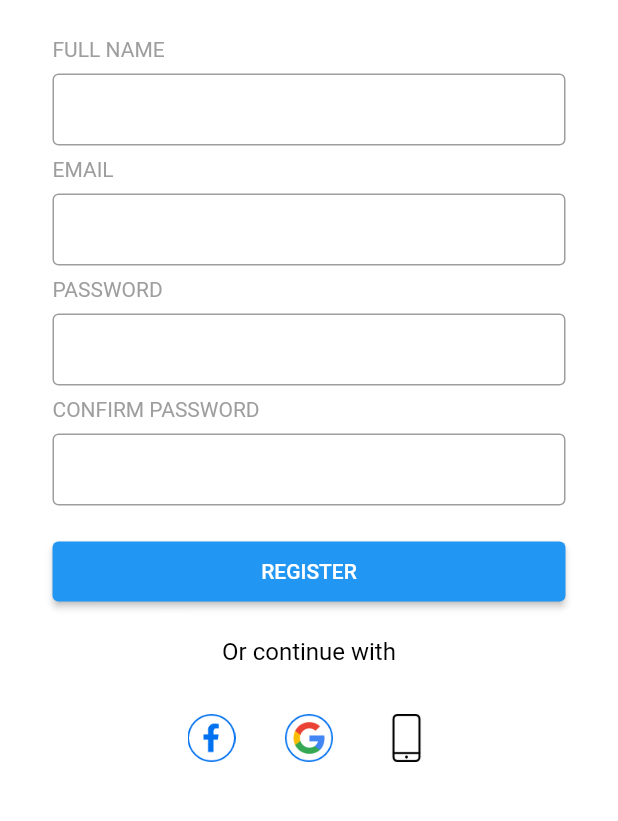
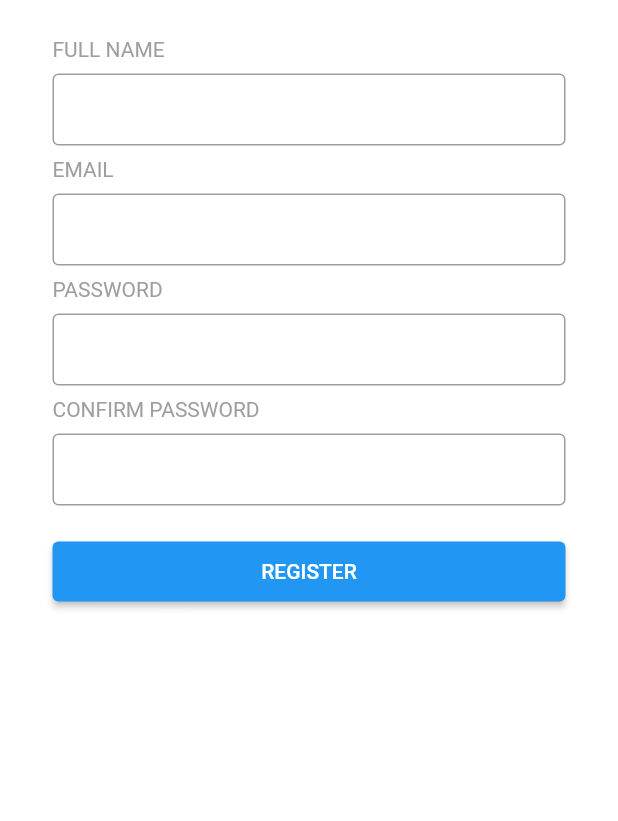
Before and after one commit to rei202/Advanced-Mobile_TuTor-app, a Flutter app: the SignupPage screen opened directly, on a phone screen of 412 x 824 dp, the part 309-1130 px from its top. Run offline on Flutter 3.47's test engine with Material 2 defaults, Android fonts, the light colour scheme and no system bars; our stand-ins replace easy_localization, firebase_auth, flutter_rating_bar, flutter_riverpod, flutter_svg, flutter_tts and 11 more; missing offline and left inert: chat_gpt_sdk, dart:ffi, favorite_button, jitsi_meet_wrapper, outline_search_bar, syncfusion_flutter_pdfviewer; accounts and stored records are empty.

Commit message:
login with google

```diff
--- a/lib/screens/SignupPage.dart
+++ b/lib/screens/SignupPage.dart
@@ -4,6 +4,7 @@ import 'package:flutter_svg/svg.dart';
 import 'package:lettutor/screens/LoginPage.dart';
 import 'package:lettutor/screens/MainScreen.dart';
 import 'package:lettutor/services/authenService.dart';
+import 'package:lettutor/services/authenWithGoogle.dart';
 import 'package:top_snackbar_flutter/custom_snack_bar.dart';
 import 'package:top_snackbar_flutter/top_snack_bar.dart';
 
@@ -190,47 +191,6 @@ class _SignupPageState extends State<SignupPage> {
                               },
                               child: const Text('REGISTER'),
                             )),
-                        Container(
-                            margin: EdgeInsets.only(top: 24, bottom: 24),
-                            alignment: Alignment.center,
-                            child: Text(
-                              "Or continue with",
-                              textAlign: TextAlign.center,
-                              style: TextStyle(
-                                fontSize: 16,
-                                color: Colors.black,
-                              ),
-                            )),
-                        Container(
-                            margin: EdgeInsets.only(bottom: 24),
-                            alignment: Alignment.center,
-                            child: Row(
-                                mainAxisAlignment: MainAxisAlignment.center,
-                                children: [
-                                  Container(
-                                    width: 65,
-                                    child: IconButton(
-                                      icon: Image.asset("images/fb-icon.png"),
-                                      onPressed: () {},
-                                    ),
-                                  ),
-                                  Container(
-                                    width: 65,
-                                    child: IconButton(
-                                      icon:
-                                          Image.asset("images/google-icon.png"),
-                                      onPressed: () {},
-                                    ),
-                                  ),
-                                  Container(
-                                    width: 65,
-                                    child: IconButton(
-                                      icon:
-                                          Image.asset("images/device-icon.png"),
-                                      onPressed: () {},
-                                    ),
-                                  )
-                                ])),
                       ]),
                 ),
               ),
--- a/pubspec.yaml
+++ b/pubspec.yaml
@@ -51,6 +51,8 @@ dependencies:
   path: ^1.8.2
   top_snackbar_flutter: ^3.0.0+1
   google_sign_in: ^6.1.0
+  firebase_auth: ^4.6.1
+  flutter_facebook_auth: ^5.0.11
 
   # The following adds the Cupertino Icons font to your application.
   # Use with the CupertinoIcons class for iOS style icons.
```
Also changed, not shown: lib/screens/LoginPage.dart (+37 -3 lines), lib/services/authenWithGoogle.dart (added, +53 -0 lines), pubspec.lock, 10 other files.
